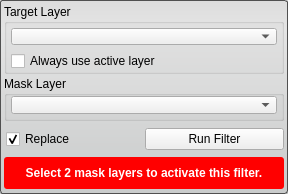
First picture: the form in src/Interface/ToolInterface/XorFilterInterface.ui, repository SCIInstitute/Seg3D, before the edit.
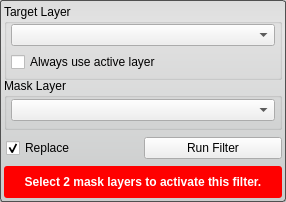
Second picture: the form after the edit. Custom widgets are drawn as their Qt base class.

Diff of the .ui file:
```diff
--- a/src/Interface/ToolInterface/XorFilterInterface.ui
+++ b/src/Interface/ToolInterface/XorFilterInterface.ui
@@ -6,8 +6,8 @@
    <rect>
     <x>0</x>
     <y>0</y>
-    <width>288</width>
-    <height>194</height>
+    <width>286</width>
+    <height>202</height>
    </rect>
   </property>
   <property name="sizePolicy">
@@ -50,13 +50,13 @@
      <property name="minimumSize">
       <size>
        <width>0</width>
-       <height>70</height>
+       <height>76</height>
       </size>
      </property>
      <property name="maximumSize">
       <size>
        <width>16777215</width>
-       <height>70</height>
+       <height>76</height>
       </size>
      </property>
      <property name="title">
@@ -69,7 +69,19 @@
       <bool>false</bool>
      </property>
      <layout class="QVBoxLayout" name="verticalLayout_4">
-      <property name="margin">
+      <property name="spacing">
+       <number>6</number>
+      </property>
+      <property name="leftMargin">
+       <number>4</number>
+      </property>
+      <property name="topMargin">
+       <number>0</number>
+      </property>
+      <property name="rightMargin">
+       <number>4</number>
+      </property>
+      <property name="bottomMargin">
        <number>4</number>
       </property>
       <item>
@@ -115,13 +127,13 @@
      <property name="minimumSize">
       <size>
        <width>0</width>
-       <height>45</height>
+       <height>52</height>
       </size>
      </property>
      <property name="maximumSize">
       <size>
        <width>16777215</width>
-       <height>45</height>
+       <height>52</height>
       </size>
      </property>
      <property name="title">
@@ -131,6 +143,9 @@
       <set>Qt::AlignLeading|Qt::AlignLeft|Qt::AlignTop</set>
      </property>
      <layout class="QVBoxLayout" name="verticalLayout_5">
+      <property name="spacing">
+       <number>0</number>
+      </property>
       <property name="leftMargin">
        <number>4</number>
       </property>
@@ -214,12 +229,6 @@
        <height>32</height>
       </size>
      </property>
-     <property name="maximumSize">
-      <size>
-       <width>16777215</width>
-       <height>32</height>
-      </size>
-     </property>
      <property name="styleSheet">
       <string notr="true">QLabel#message_{
   color: white;
```
